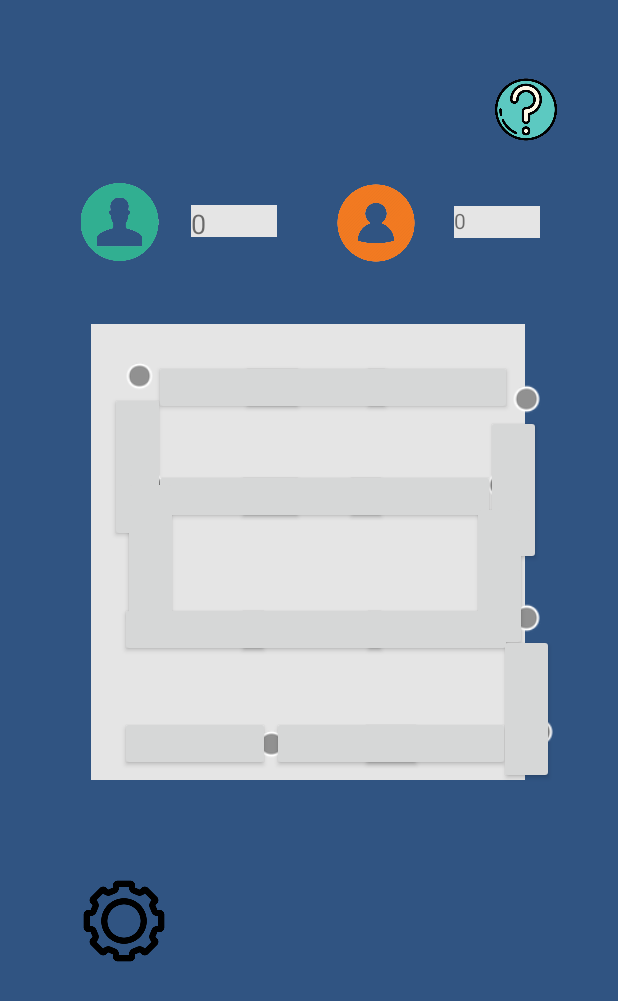
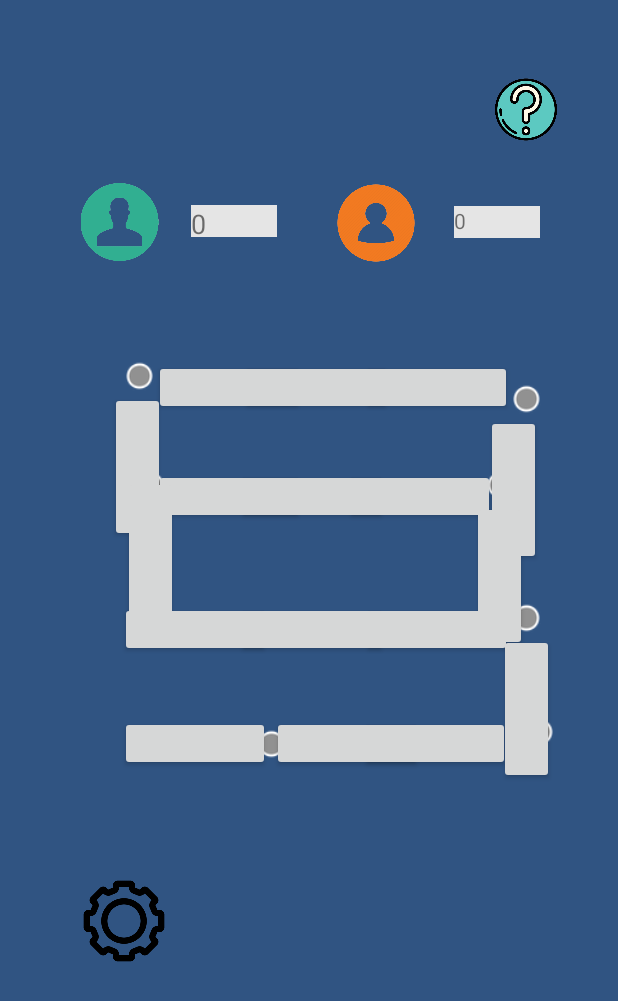
Before and after one commit to romerotac/SquareGame, an Android app: the GamePlay screen opened directly, with no data from a screen before it, on a phone screen of 412 x 824 dp. Shown: the top 1001 px of the screen. Run offline under Robolectric (Android 15) with nearby library versions, the phone set to English and light mode, and no system bars.

Commit message:
change background color of activity game_play

```diff
--- a/app/src/main/res/layout/activity_game_play.xml
+++ b/app/src/main/res/layout/activity_game_play.xml
@@ -13,7 +13,7 @@
         android:layout_width="289dp"
         android:layout_height="304dp"
         android:layout_marginBottom="152dp"
-        android:background="#E5E5E5"
+        android:background="#305482"
         app:layout_constraintBottom_toTopOf="@+id/guideline4"
         app:layout_constraintEnd_toStartOf="@+id/guideline2"
         app:layout_constraintHorizontal_bias="0.461"
```
